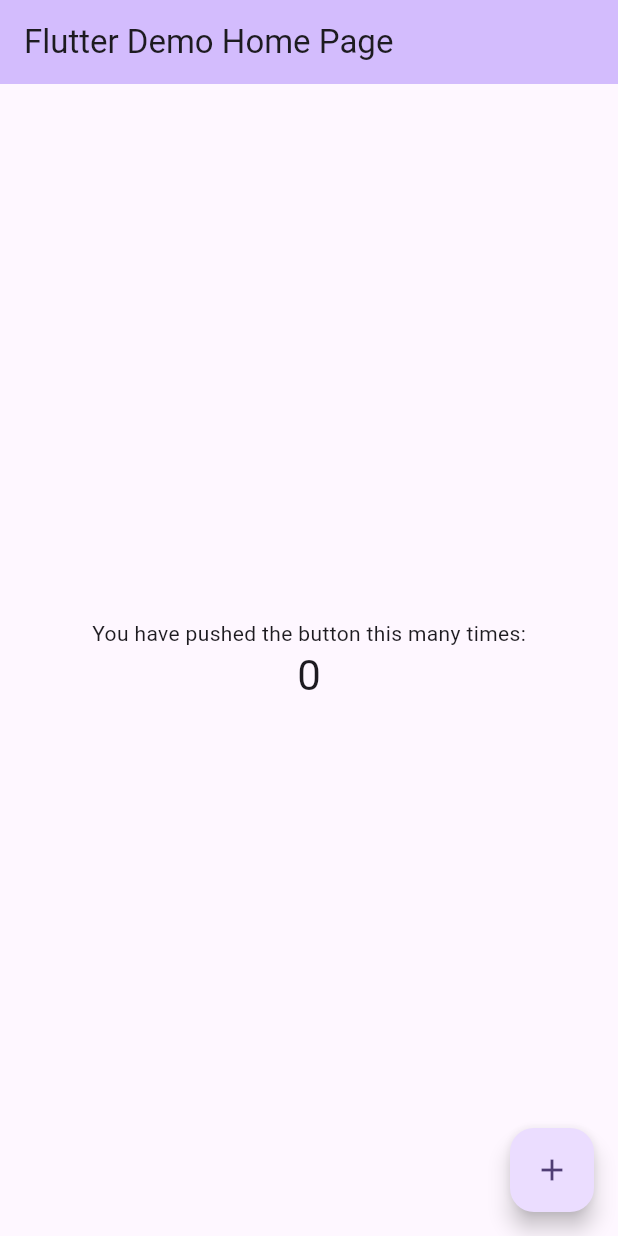
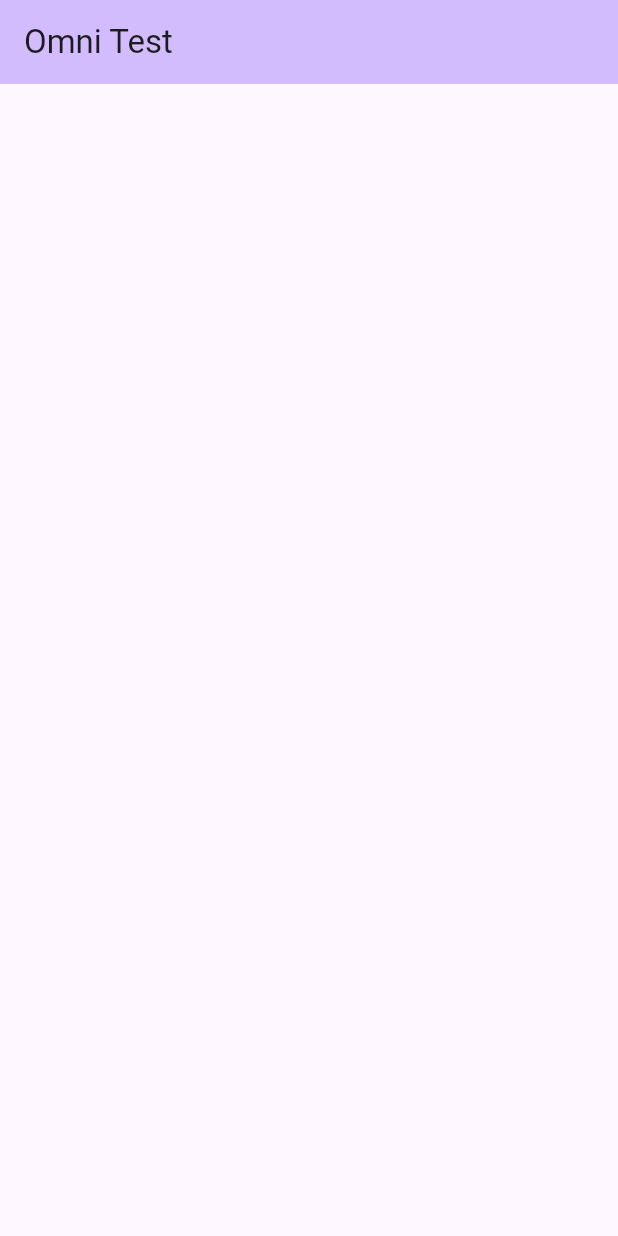
Before and after one commit to jaimelombanag/omnipro, a Flutter app: the screen it shows after launch, on a phone screen of 412 x 824 dp. Run offline on Flutter 3.47's test engine with Material 3 defaults, Android fonts, the phone set to English and light mode, and no system bars.

Commit message:
limpia main

```diff
--- a/test_omni/lib/main.dart
+++ b/test_omni/lib/main.dart
@@ -7,46 +7,21 @@
 class MyApp extends StatelessWidget {
   const MyApp({super.key});
 
-  // This widget is the root of your application.
   @override
   Widget build(BuildContext context) {
     return MaterialApp(
-      title: 'Flutter Demo',
+      title: 'Omni Test',
       theme: ThemeData(
-        // This is the theme of your application.
-        //
-        // TRY THIS: Try running your application with "flutter run". You'll see
-        // the application has a purple toolbar. Then, without quitting the app,
-        // try changing the seedColor in the colorScheme below to Colors.green
-        // and then invoke "hot reload" (save your changes or press the "hot
-        // reload" button in a Flutter-supported IDE, or press "r" if you used
-        // the command line to start the app).
-        //
-        // Notice that the counter didn't reset back to zero; the application
-        // state is not lost during the reload. To reset the state, use hot
-        // restart instead.
-        //
-        // This works for code too, not just values: Most code changes can be
-        // tested with just a hot reload.
         colorScheme: ColorScheme.fromSeed(seedColor: Colors.deepPurple),
         useMaterial3: true,
       ),
-      home: const MyHomePage(title: 'Flutter Demo Home Page'),
+      home: const MyHomePage(title: 'Omni Test'),
     );
   }
 }
 
 class MyHomePage extends StatefulWidget {
   const MyHomePage({super.key, required this.title});
-
-  // This widget is the home page of your application. It is stateful, meaning
-  // that it has a State object (defined below) that contains fields that affect
-  // how it looks.
-
-  // This class is the configuration for the state. It holds the values (in this
-  // case the title) provided by the parent (in this case the App widget) and
-  // used by the build method of the State. Fields in a Widget subclass are
-  // always marked "final".
 
   final String title;
 
@@ -55,71 +30,13 @@
 }
 
 class _MyHomePageState extends State<MyHomePage> {
-  int _counter = 0;
-
-  void _incrementCounter() {
-    setState(() {
-      // This call to setState tells the Flutter framework that something has
-      // changed in this State, which causes it to rerun the build method below
-      // so that the display can reflect the updated values. If we changed
-      // _counter without calling setState(), then the build method would not be
-      // called again, and so nothing would appear to happen.
-      _counter++;
-    });
-  }
-
   @override
   Widget build(BuildContext context) {
-    // This method is rerun every time setState is called, for instance as done
-    // by the _incrementCounter method above.
-    //
-    // The Flutter framework has been optimized to make rerunning build methods
-    // fast, so that you can just rebuild anything that needs updating rather
-    // than having to individually change instances of widgets.
     return Scaffold(
-      appBar: AppBar(
-        // TRY THIS: Try changing the color here to a specific color (to
-        // Colors.amber, perhaps?) and trigger a hot reload to see the AppBar
-        // change color while the other colors stay the same.
-        backgroundColor: Theme.of(context).colorScheme.inversePrimary,
-        // Here we take the value from the MyHomePage object that was created by
-        // the App.build method, and use it to set our appbar title.
-        title: Text(widget.title),
-      ),
-      body: Center(
-        // Center is a layout widget. It takes a single child and positions it
-        // in the middle of the parent.
-        child: Column(
-          // Column is also a layout widget. It takes a list of children and
-          // arranges them vertically. By default, it sizes itself to fit its
-          // children horizontally, and tries to be as tall as its parent.
-          //
-          // Column has various properties to control how it sizes itself and
-          // how it positions its children. Here we use mainAxisAlignment to
-          // center the children vertically; the main axis here is the vertical
-          // axis because Columns are vertical (the cross axis would be
-          // horizontal).
-          //
-          // TRY THIS: Invoke "debug painting" (choose the "Toggle Debug Paint"
-          // action in the IDE, or press "p" in the console), to see the
-          // wireframe for each widget.
-          mainAxisAlignment: MainAxisAlignment.center,
-          children: <Widget>[
-            const Text(
-              'You have pushed the button this many times:',
-            ),
-            Text(
-              '$_counter',
-              style: Theme.of(context).textTheme.headlineMedium,
-            ),
-          ],
+        appBar: AppBar(
+          backgroundColor: Theme.of(context).colorScheme.inversePrimary,
+          title: Text(widget.title),
         ),
-      ),
-      floatingActionButton: FloatingActionButton(
-        onPressed: _incrementCounter,
-        tooltip: 'Increment',
-        child: const Icon(Icons.add),
-      ), // This trailing comma makes auto-formatting nicer for build methods.
-    );
+        body: Container());
   }
 }
```
